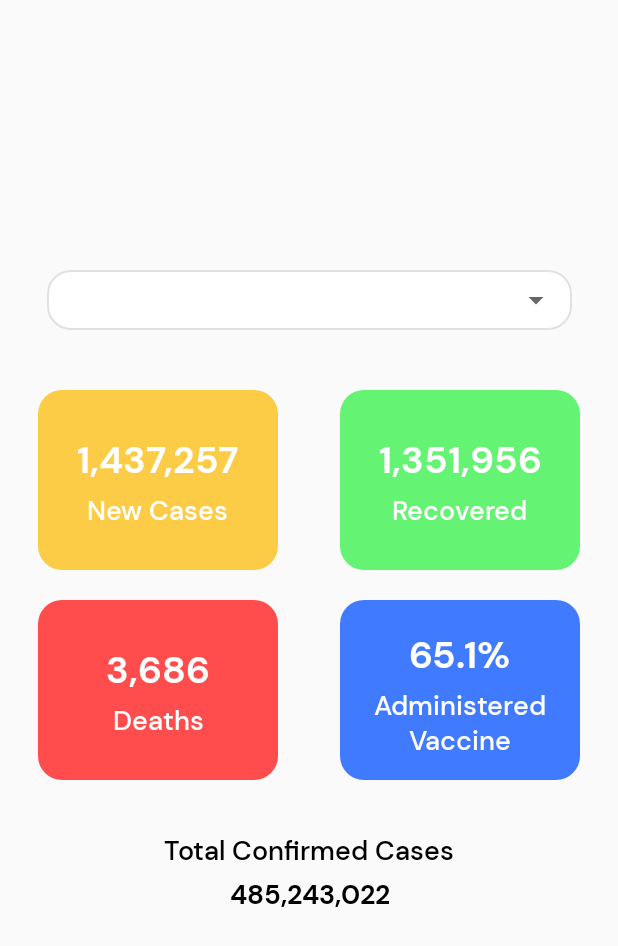
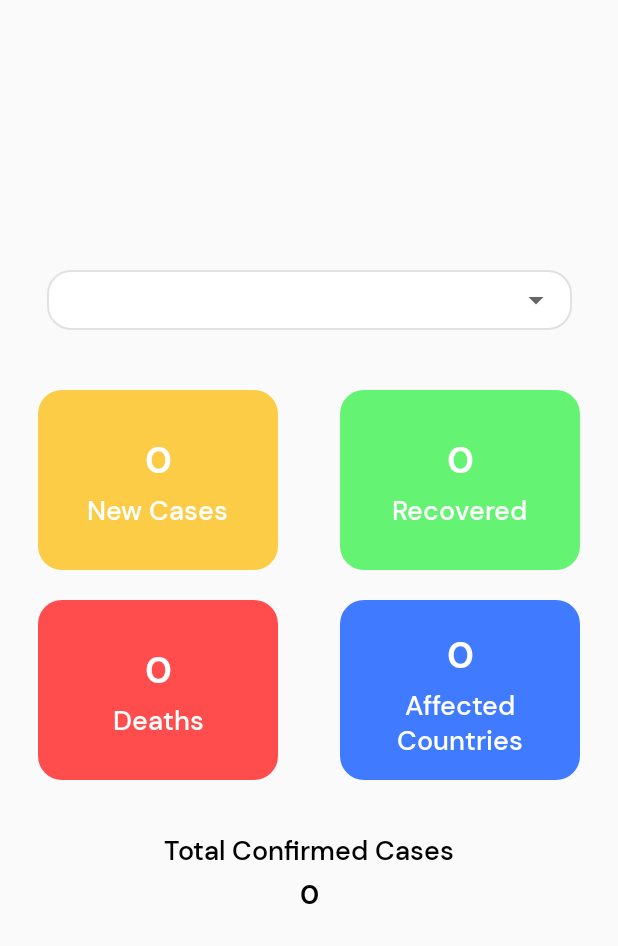
Before and after one commit to jh0411/C19Trace, an Android app: the layout fragment_global.xml on its own in the app's theme, with its tools: preview values and no code run, on a phone screen of 412 x 824 dp. Shown: the top 946 px of the screen. Run offline under Robolectric (Android 15) with nearby library versions, the phone set to English and light mode, and no system bars.

Commit message:
I didnt do anything but ok lets commit - 24 June 3am

```diff
--- a/app/src/main/java/com/example/c19trace/Home/HomeFragment.java
+++ b/app/src/main/java/com/example/c19trace/Home/HomeFragment.java
@@ -16,6 +16,7 @@ import android.view.View;
 import android.view.ViewGroup;
 import android.widget.ImageView;
 
+import com.example.c19trace.Home.Statistics.StatisticsFragment;
 import com.example.c19trace.Others.NotificationFragment;
 import com.example.c19trace.R;
 
--- a/app/src/main/java/com/example/c19trace/Home/StatisticsFragment.java
+++ b/app/src/main/java/com/example/c19trace/Home/Statistics/StatisticsFragment.java
@@ -1,4 +1,4 @@
-package com.example.c19trace.Home;
+package com.example.c19trace.Home.Statistics;
 
 import android.os.Bundle;
 
--- a/app/src/main/java/com/example/c19trace/Home/StatisticsFragmentAdapter.java
+++ b/app/src/main/java/com/example/c19trace/Home/Statistics/StatisticsFragmentAdapter.java
@@ -1,13 +1,10 @@
-package com.example.c19trace.Home;
+package com.example.c19trace.Home.Statistics;
 
 import androidx.annotation.NonNull;
 import androidx.fragment.app.Fragment;
 import androidx.fragment.app.FragmentManager;
 import androidx.lifecycle.Lifecycle;
 import androidx.viewpager2.adapter.FragmentStateAdapter;
-
-import com.example.c19trace.Home.CountryFragment;
-import com.example.c19trace.Home.GlobalFragment;
 
 public class StatisticsFragmentAdapter extends FragmentStateAdapter {
 
--- a/app/src/main/java/com/example/c19trace/Others/NotificationFragment.java
+++ b/app/src/main/java/com/example/c19trace/Others/NotificationFragment.java
@@ -19,6 +19,7 @@ import android.widget.Toast;
 
 import com.example.c19trace.Profile.FAQAdapter;
 import com.example.c19trace.R;
+import com.firebase.ui.auth.data.model.User;
 import com.google.android.gms.tasks.OnCompleteListener;
 import com.google.android.gms.tasks.Task;
 import com.google.firebase.auth.FirebaseAuth;
@@ -27,6 +28,7 @@ import com.google.firebase.database.DatabaseError;
 import com.google.firebase.database.DatabaseReference;
 import com.google.firebase.database.FirebaseDatabase;
 import com.google.firebase.database.ValueEventListener;
+import com.google.firebase.firestore.ListenerRegistration;
 import com.google.firebase.messaging.FirebaseMessaging;
 
 import java.util.ArrayList;
@@ -39,6 +41,8 @@ public class NotificationFragment extends Fragment {
     private FirebaseAuth mAuth;
     private ArrayList<NotificationClass> notificationList;
     private NotificationAdapter notificationAdapter;
+
+    private ListenerRegistration listenerRegistration;
 
     public NotificationFragment() {
         // Required empty public constructor
--- a/app/src/main/res/layout/fragment_country.xml
+++ b/app/src/main/res/layout/fragment_country.xml
@@ -4,7 +4,7 @@
     android:layout_width="match_parent"
     android:layout_height="match_parent"
     xmlns:app="http://schemas.android.com/apk/res-auto"
-    tools:context=".Home.CountryFragment">
+    tools:context=".Home.Statistics.CountryFragment">
 
     <RelativeLayout
         android:id="@+id/relativeLayout_malaysia"
--- a/app/src/main/res/layout/fragment_global.xml
+++ b/app/src/main/res/layout/fragment_global.xml
@@ -4,7 +4,7 @@
     xmlns:tools="http://schemas.android.com/tools"
     android:layout_width="match_parent"
     android:layout_height="match_parent"
-    tools:context=".Home.GlobalFragment">
+    tools:context=".Home.Statistics.GlobalFragment">
 
     <RelativeLayout
         android:id="@+id/relativeLayout_global"
@@ -71,7 +71,7 @@
         android:layout_height="wrap_content"
         android:layout_marginTop="30dp"
         android:fontFamily="@font/dmsans_bold"
-        android:text="1,437,257"
+        android:text="0"
         android:textColor="@color/white"
         android:textSize="25sp"
         app:layout_constraintEnd_toEndOf="@+id/iv_globalNew"
@@ -97,7 +97,7 @@
         android:layout_height="wrap_content"
         android:layout_marginTop="30dp"
         android:fontFamily="@font/dmsans_bold"
-        android:text="1,351,956"
+        android:text="0"
         android:textColor="@color/white"
         android:textSize="25sp"
         app:layout_constraintEnd_toEndOf="@+id/iv_globalRecovered"
@@ -123,7 +123,7 @@
         android:layout_height="wrap_content"
         android:layout_marginTop="30dp"
         android:fontFamily="@font/dmsans_bold"
-        android:text="3,686"
+        android:text="0"
         android:textColor="@color/white"
         android:textSize="25sp"
         app:layout_constraintEnd_toEndOf="@+id/iv_globalDeath"
@@ -144,12 +144,12 @@
         app:layout_constraintTop_toBottomOf="@+id/tv_globalDedNum" />
 
     <TextView
-        android:id="@+id/tv_globalVacNum"
+        android:id="@+id/tv_globalAffNum"
         android:layout_width="wrap_content"
         android:layout_height="wrap_content"
         android:layout_marginTop="20dp"
         android:fontFamily="@font/dmsans_bold"
-        android:text="65.1%"
+        android:text="0"
         android:textColor="@color/white"
         android:textSize="25sp"
         app:layout_constraintEnd_toEndOf="@+id/iv_globalVaccinated"
@@ -162,13 +162,13 @@
         android:layout_height="wrap_content"
         android:layout_marginTop="5dp"
         android:fontFamily="@font/dmsans_medium"
-        android:text="Administered\nVaccine"
+        android:text="Affected\nCountries"
         android:textAlignment="center"
         android:textColor="@color/white"
         android:textSize="18sp"
         app:layout_constraintEnd_toEndOf="@+id/iv_globalVaccinated"
         app:layout_constraintStart_toStartOf="@+id/iv_globalVaccinated"
-        app:layout_constraintTop_toBottomOf="@+id/tv_globalVacNum" />
+        app:layout_constraintTop_toBottomOf="@+id/tv_globalAffNum" />
 
     <TextView
         android:id="@+id/tv_globalAllCase"
@@ -185,12 +185,12 @@
         app:layout_constraintTop_toBottomOf="@+id/iv_globalDeath" />
 
     <TextView
-        android:id="@+id/tv_global_allNum"
+        android:id="@+id/tv_globalAllNum"
         android:layout_width="wrap_content"
         android:layout_height="wrap_content"
         android:layout_marginTop="5dp"
         android:fontFamily="@font/dmsans_bold"
-        android:text="485,243,022"
+        android:text="0"
         android:textAlignment="center"
         android:textColor="@color/black"
         android:textSize="18sp"
--- a/app/src/main/res/layout/fragment_statistics.xml
+++ b/app/src/main/res/layout/fragment_statistics.xml
@@ -4,7 +4,7 @@
     android:layout_width="match_parent"
     android:layout_height="match_parent"
     xmlns:app="http://schemas.android.com/apk/res-auto"
-    tools:context=".Home.StatisticsFragment">
+    tools:context=".Home.Statistics.StatisticsFragment">
 
     <TextView
         android:id="@+id/tv_dailyUpdateTitle"
```
Also changed, not shown: app/build.gradle (+10 -0 lines), app/src/main/java/com/example/c19trace/CheckIn/CheckInFragment.java (+1 -39 lines), app/src/main/java/com/example/c19trace/Home/CountryFragment.java (deleted, +0 -59 lines), app/src/main/java/com/example/c19trace/Home/Statistics/CountryFragment.java (renamed from app/src/main/java/com/example/c19trace/Home/GlobalFragment.java, +6 -7 lines), app/src/main/java/com/example/c19trace/Home/Statistics/GlobalFragment.java (added, +126 -0 lines).
